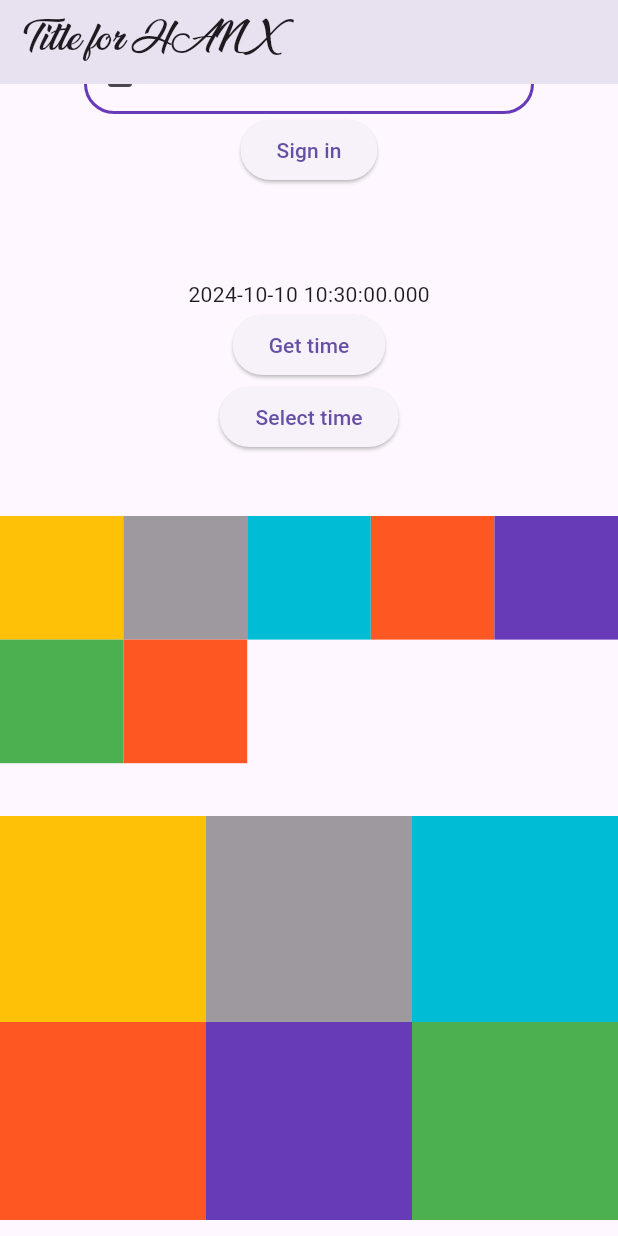
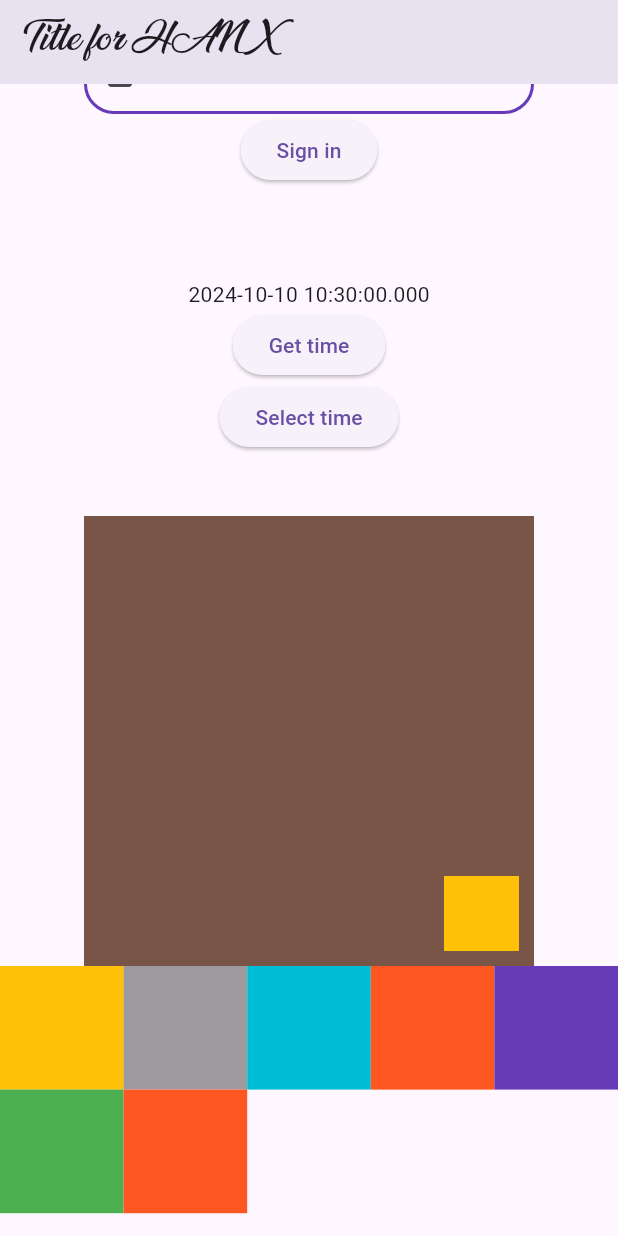
Before and after one commit to Hanzla-Nouman/Flutter-Dart-Basics, a Flutter app: the screen it shows after launch, scrolled down 1152 dp, on a phone screen of 412 x 824 dp. Run offline on Flutter 3.47's test engine with Material 3 defaults, Android fonts, the phone set to English and light mode, and no system bars.

Commit message:
Stack & custom widget

```diff
--- a/lib/main.dart
+++ b/lib/main.dart
@@ -263,69 +263,7 @@ class _MyHomePageState extends State<MyHomePage> {
                       color: Colors.amber,
                     ),
                   ),
-                  Container(
-                    height: 200,
-                    width: 300,
-                    child: Center(
-                        child: Column(
-                      mainAxisAlignment: MainAxisAlignment.center,
-                      children: [
-                        TextField(
-                          controller: email,
-                          enabled: true,
-                          decoration: InputDecoration(
-                            hintText: "Enter Email",
-                            focusedBorder: OutlineInputBorder(
-                                borderRadius: BorderRadius.circular(20),
-                                borderSide: BorderSide(
-                                    color: Colors.deepPurpleAccent, width: 3)),
-                            enabledBorder: OutlineInputBorder(
-                                borderRadius: BorderRadius.circular(20),
-                                borderSide: BorderSide(
-                                    color: Colors.deepPurple, width: 2)),
-                            disabledBorder: OutlineInputBorder(
-                                borderRadius: BorderRadius.circular(20),
-                                borderSide: BorderSide(
-                                    color: Colors.black12, width: 2)),
-                            prefixIcon: Icon(Icons.lock),
-                          ),
-                        ),
-                        TextField(
-                          keyboardType: TextInputType.phone,
-                          controller: password,
-                          obscureText: true,
-                          enabled: true,
-                          decoration: InputDecoration(
-                              hintText: "Enter Password",
-                              focusedBorder: OutlineInputBorder(
-                                  borderRadius: BorderRadius.circular(20),
-                                  borderSide: BorderSide(
-                                      color: Colors.deepPurpleAccent,
-                                      width: 3)),
-                              enabledBorder: OutlineInputBorder(
-                                  borderRadius: BorderRadius.circular(20),
-                                  borderSide: BorderSide(
-                                      color: Colors.deepPurple, width: 2)),
-                              disabledBorder: OutlineInputBorder(
-                                  borderRadius: BorderRadius.circular(20),
-                                  borderSide: BorderSide(
-                                      color: Colors.black12, width: 2)),
-                              prefixIcon: Icon(Icons.lock),
-                              suffixIcon: IconButton(
-                                  onPressed: () {
-                                    print("show");
-                                  },
-                                  icon: Icon(Icons.remove_red_eye))),
-                        ),
-                        ElevatedButton(
-                            onPressed: () {
-                              print(email.text.toString());
-                              print(password.text.toString());
-                            },
-                            child: Text("Sign in"))
-                      ],
-                    )),
-                  ),
+                  FieldsInputCus(),
                   Container(
                       height: 200,
                       child: Column(
@@ -348,6 +286,12 @@ class _MyHomePageState extends State<MyHomePage> {
                               child: Text('Select time')),
                         ],
                       )),
+                      Container(width: 300,height: 300,child:
+                      Stack(children: [
+                         Container(width: 300,height: 300,color: Colors.brown,),
+                        Positioned(child: Container(width: 50,height: 50,color: Colors.amber,),bottom: 10,right: 10,) ,
+                      ],)
+                      ,),
                   // Container(
                   //   height: 200,
                   //   child: GridView.count(
@@ -383,7 +327,7 @@ class _MyHomePageState extends State<MyHomePage> {
                           gridDelegate:
                               SliverGridDelegateWithFixedCrossAxisCount(
                                   crossAxisCount: 3),
-                                  itemCount: colorsGrid.length,
+                          itemCount: colorsGrid.length,
                           itemBuilder: (context, index) {
                             return Container(color: colorsGrid[index]);
                           })),
@@ -397,3 +341,67 @@ class _MyHomePageState extends State<MyHomePage> {
         );
   }
 }
+
+class FieldsInputCus extends StatelessWidget {
+  @override
+  Widget build(BuildContext context) {
+    return Container(
+      height: 200,
+      width: 300,
+      child: Center(
+          child: Column(
+        mainAxisAlignment: MainAxisAlignment.center,
+        children: [
+          TextField(
+            controller: email,
+            enabled: true,
+            decoration: InputDecoration(
+              hintText: "Enter Email",
+              focusedBorder: OutlineInputBorder(
+                  borderRadius: BorderRadius.circular(20),
+                  borderSide:
+                      BorderSide(color: Colors.deepPurpleAccent, width: 3)),
+              enabledBorder: OutlineInputBorder(
+                  borderRadius: BorderRadius.circular(20),
+                  borderSide: BorderSide(color: Colors.deepPurple, width: 2)),
+              disabledBorder: OutlineInputBorder(
+                  borderRadius: BorderRadius.circular(20),
+                  borderSide: BorderSide(color: Colors.black12, width: 2)),
+              prefixIcon: Icon(Icons.lock),
+            ),
+          ),
+          TextField(
+            keyboardType: TextInputType.phone,
+            controller: password,
+            obscureText: true,
+            enabled: true,
+            decoration: InputDecoration(
+                hintText: "Enter Password",
+                focusedBorder: OutlineInputBorder(
+                    borderRadius: BorderRadius.circular(20),
+                    borderSide:
+                        BorderSide(color: Colors.deepPurpleAccent, width: 3)),
+                enabledBorder: OutlineInputBorder(
+                    borderRadius: BorderRadius.circular(20),
+                    borderSide: BorderSide(color: Colors.deepPurple, width: 2)),
+                disabledBorder: OutlineInputBorder(
+                    borderRadius: BorderRadius.circular(20),
+                    borderSide: BorderSide(color: Colors.black12, width: 2)),
+                prefixIcon: Icon(Icons.lock),
+                suffixIcon: IconButton(
+                    onPressed: () {
+                      print("show");
+                    },
+                    icon: Icon(Icons.remove_red_eye))),
+          ),
+          ElevatedButton(
+              onPressed: () {
+                print(email.text.toString());
+                print(password.text.toString());
+              },
+              child: Text("Sign in"))
+        ],
+      )),
+    );
+  }
+}
```
